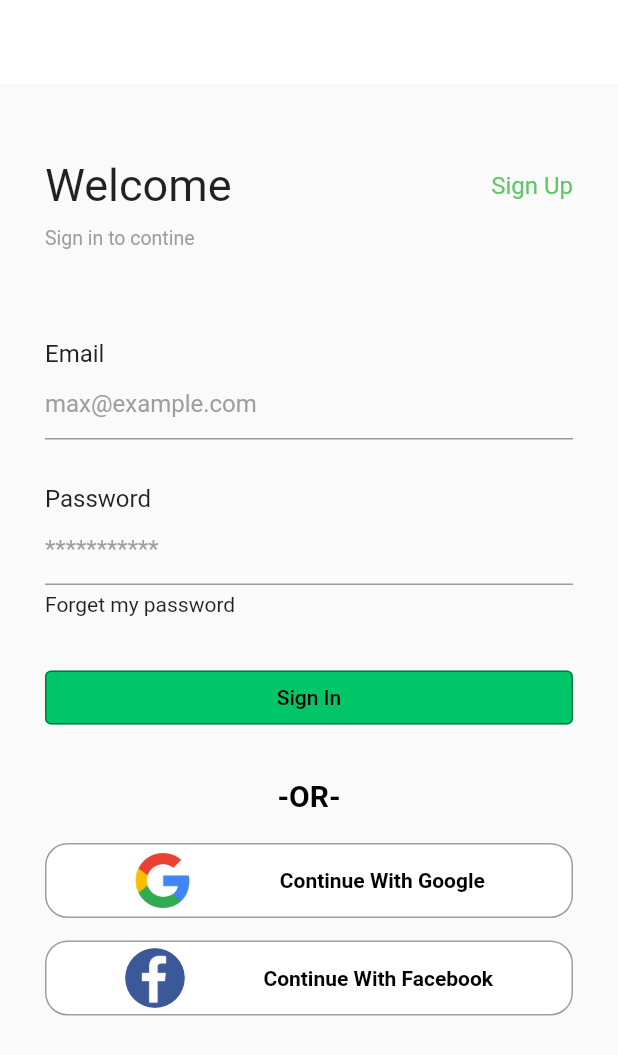
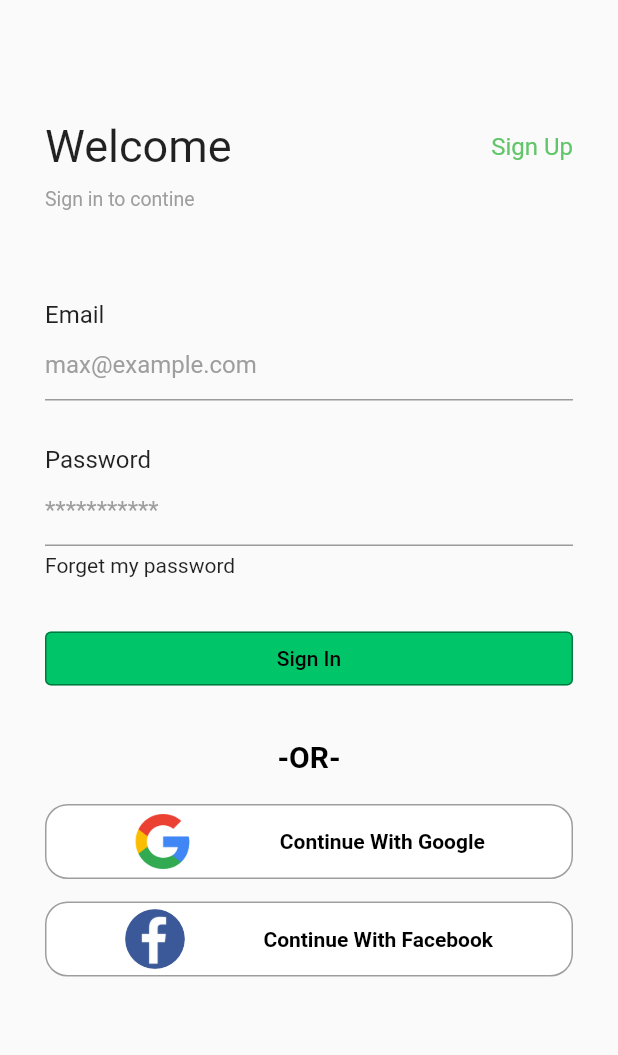
Before and after one commit to eslamelezaby98/flutter_apps, a Flutter app: the screen it shows after launch, on a phone screen of 412 x 824 dp. Shown: the top 1055 px of the screen. Run offline on Flutter 3.47's test engine with Material 2 defaults, Android fonts, the phone set to English and light mode, and no system bars; our stand-ins replace get, sqflite; accounts and stored records are empty.

Commit message:
remove appbar from login screen

```diff
--- a/e_commerce_app/lib/screens/login_screen.dart
+++ b/e_commerce_app/lib/screens/login_screen.dart
@@ -8,10 +8,9 @@ class LoginScreen extends StatelessWidget {
   Widget build(BuildContext context) {
     var size = MediaQuery.of(context).size;
     return Scaffold(
-      appBar: AppBar(),
       body: SingleChildScrollView(
         child: Padding(
-          padding: const EdgeInsets.only(top: 50, right: 30, left: 30),
+          padding: const EdgeInsets.only(top: 80, right: 30, left: 30),
           child: Column(
             crossAxisAlignment: CrossAxisAlignment.start,
             children: [
```
